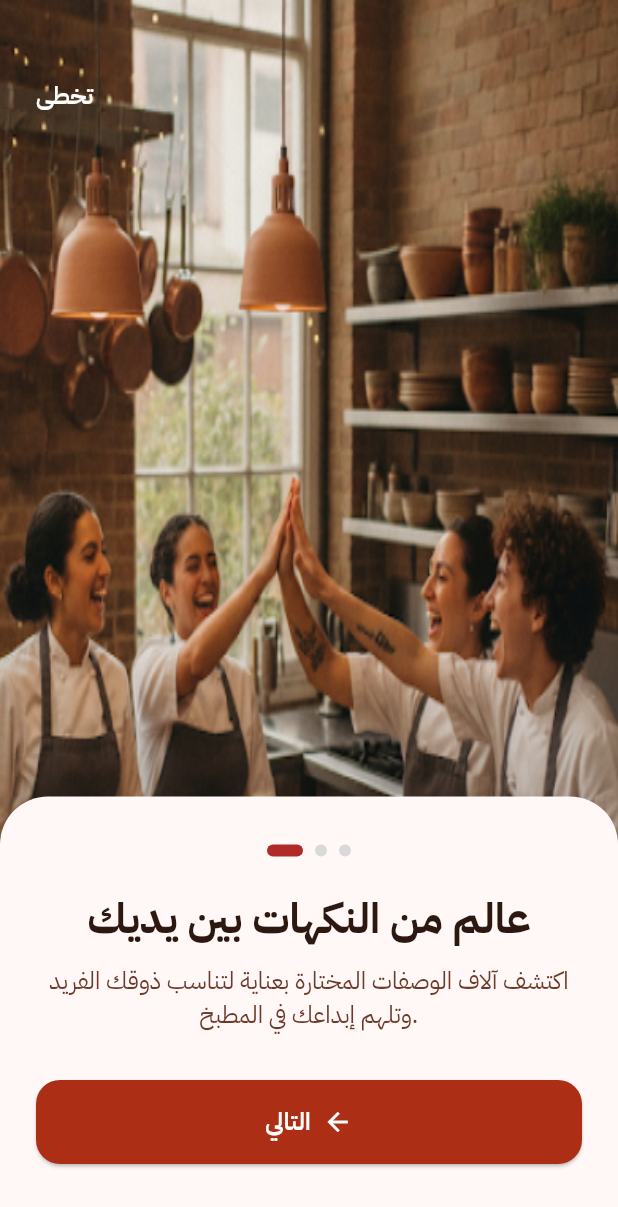
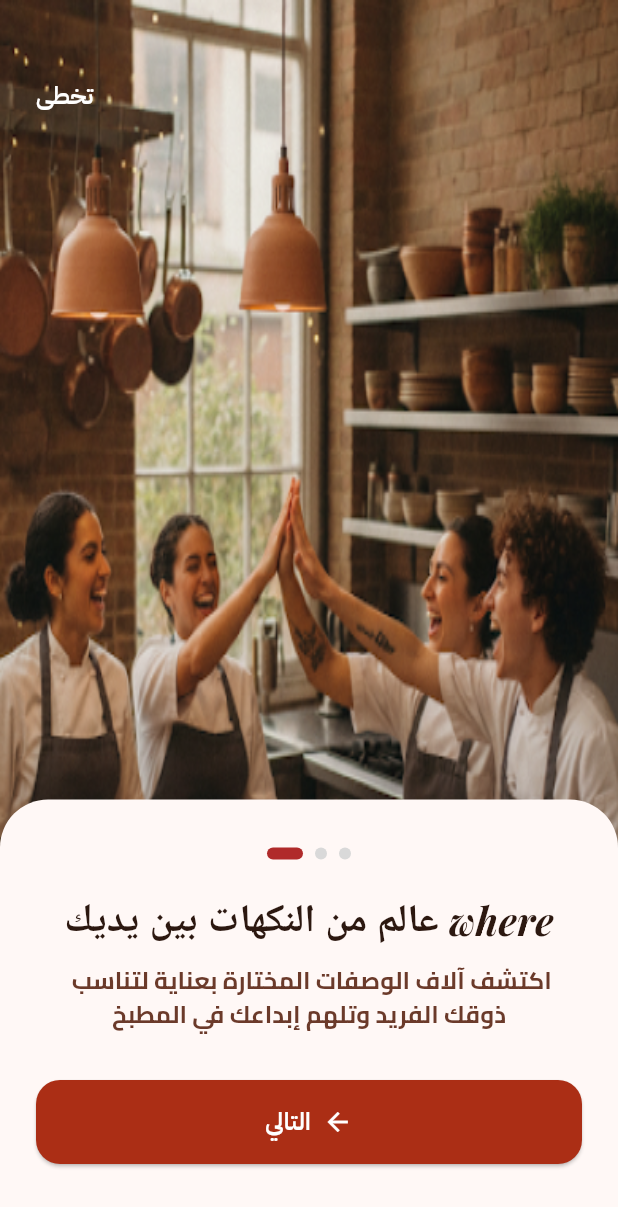
Before and after one commit to Hiba-Kaboul/CookingApp-Mobile, a Flutter app: the screen it shows after launch, on a phone screen of 412 x 824 dp. Shown: the top 1207 px of the screen. Run offline on Flutter 3.47's test engine with Material 3 defaults, Android fonts, the phone set to English and light mode, and no system bars; our stand-ins replace flutter_bloc.

Commit message:
on boarding pages

```diff
--- a/lib/core/constants/app_strings.dart
+++ b/lib/core/constants/app_strings.dart
@@ -6,7 +6,7 @@ class AppStrings {
   static const String getStarted = 'ابدأ الآن';
 
   // Onboarding 1
-  static const String onboarding1Title    = 'عالم من النكهات بين يديك';
+  static const String onboarding1Title    = 'عالم من النكهات بين يديك where';
   static const String onboarding1Subtitle = ' اكتشف آلاف الوصفات المختارة بعناية لتناسب ذوقك الفريد وتلهم إبداعك في المطبخ';
 
   // Onboarding 2
--- a/lib/core/constants/app_text_styles.dart
+++ b/lib/core/constants/app_text_styles.dart
@@ -5,16 +5,18 @@ class AppTextStyles {
   AppTextStyles._();
 
   static const String  _fontFamily ='IBMPlexSansArabic';
+  static const String  _fontFamily2 ='PlayfairDisplay';
+  static const String  _fontFamily3 ='Cairo';
 
  static const TextStyle header = TextStyle(
-  fontFamily: _fontFamily,
-  fontSize:  28,
-  fontWeight: FontWeight.w700,
+  fontFamily: _fontFamily2,
+  fontSize:  26,
+  fontWeight: FontWeight.w800,
   color: AppColors.textDark,
   height: 35/28
  );
  static const TextStyle text16_400L = TextStyle(
-  fontFamily: _fontFamily,
+  fontFamily: _fontFamily3,
   fontSize:  16,
   fontWeight: FontWeight.w400,
   color: AppColors.textLight,
--- a/lib/features/onboarding/data/onbording_data.dart
+++ b/lib/features/onboarding/data/onbording_data.dart
@@ -1,4 +1,4 @@
-
+import 'package:project2/core/constants/app_strings.dart';
 import 'models/onboarding_model.dart';
 
 class OnboardingData {
@@ -7,20 +7,20 @@ class OnboardingData {
   static const List<OnboardingModel> pages = [
     OnboardingModel(
       image: 'assets/images/onboarding1.png',
-      title: 'عالم من النكهات بين يديك',
-      subtitle: 'اكتشف آلاف الوصفات المختارة بعناية لتناسب ذوقك الفريد وتلهم إبداعك في المطبخ.',
+      title: AppStrings.onboarding1Title,
+      subtitle: AppStrings.onboarding1Subtitle,
       badge: null,
     ),
     OnboardingModel(
       image: 'assets/images/onboarding2.png',
-      title: 'اطبخ باحترافية وسهولة',
-      subtitle: 'استمتع بتجربة طبخ سلسة مع مساعدنا الذكي الذي يرافقك خطوة بخطوة حتى تصل للنتيجة المثالية.',
-      badge: 'مساعد الطبخ الذكي',
+      title: AppStrings.onboarding2Title,
+      subtitle: AppStrings.onboarding2Subtitle,
+      badge: AppStrings.onboarding2Badge,
     ),
     OnboardingModel(
       image: 'assets/images/onboarding3.png',
-      title: 'انضم إلى عائلة هواة الطبخ',
-      subtitle: 'شارك وصفاتك الخاصة، وتبادل الخبرات مع مجتمع شغوف بحب الطبخ تقدر ما تحب.',
+      title: AppStrings.onboarding3Title,
+      subtitle: AppStrings.onboarding3Subtitle,
       badge: null,
     ),
   ];
```
Also changed, not shown: pubspec.yaml (+12 -0 lines), assets/fonts/Cairo-Bold.ttf (added), assets/fonts/PlayfairDisplay-BoldItalic.ttf (added), lib/features/ff.dart (deleted).
